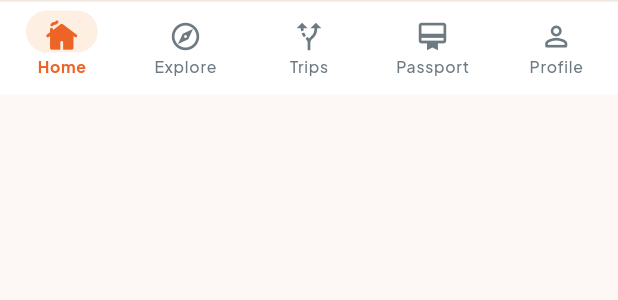
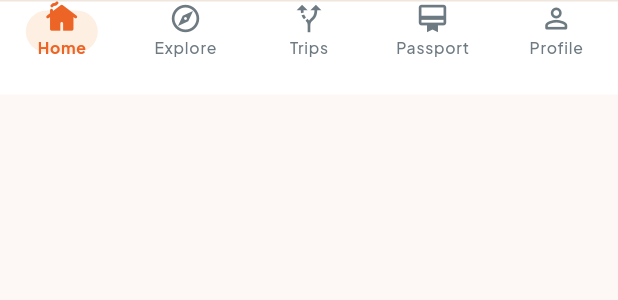
Before and after one commit to NaviiGo-ai/NaviiGoApp, a Flutter app: the _NavBottomBar widget shown alone on an empty page, opened directly with empty values, on a phone screen of 412 x 824 dp. Shown: the top 300 px of the screen. Run offline on Flutter 3.47's test engine with Material 3 defaults, Android fonts, the phone set to English and light mode, and no system bars; our stand-ins replace cloud_firestore, firebase_auth, firebase_core, flutter_animate, flutter_riverpod, flutter_screenutil and 5 more; accounts and stored records are empty; generated files the repository leaves out were written again.

Commit message:
fix(nav): prevent web bottom bar layout overflow
- Clamp collapse value to [0,1] in both _NavBottomBar and _NavItem to
  guard against transient out-of-range provider values during route
  transitions on Flutter Web.
- Raise collapsed nav height from 50->54 px so the icon alone always
  has comfortable layout room and never squeezes near zero.
- Replace bare AnimatedOpacity on the label with ClipRect+Align
  (heightFactor: 1-collapse) so the label physically releases layout
  height as the bar compacts. Opacity alone hid pixels but still
  occupied vertical space, causing the 76px RenderFlex overflow.
- Add LayoutBuilder guard in _NavItem: if maxWidth<24 or maxHeight<24
  (transient pathological Flutter Web constraints), render SizedBox.shrink
  instead of laying out the full Column, preventing a second overflow
  vector during browser-resize frames.

```diff
--- a/lib/features/navigation/presentation/nav_hub_page.dart
+++ b/lib/features/navigation/presentation/nav_hub_page.dart
@@ -217,7 +217,12 @@
 
   @override
   Widget build(BuildContext context) {
-    final double height = lerpDouble(62, 50, collapse);
+    // Clamp before arithmetic so transient out-of-range provider values
+    // (e.g. from rapid route changes) never produce pathological heights.
+    final double safeCollapse = collapse.clamp(0.0, 1.0);
+    // Expanded: 62 px — enough for icon + label.
+    // Collapsed: 54 px — enough for icon only, never squeezes to zero.
+    final double height = lerpDouble(62, 54, safeCollapse);
 
     return Container(
       decoration: const BoxDecoration(
@@ -264,7 +269,9 @@
                             _NavItem(
                               destination: _destinations[i],
                               isSelected: i == currentIndex,
-                              collapse: collapse,
+                              // Pass the already-clamped value so _NavItem
+                              // never receives values outside [0, 1].
+                              collapse: safeCollapse,
                             ),
                         ],
                       ),
@@ -296,6 +303,9 @@
 
   @override
   Widget build(BuildContext context) {
+    // collapse is already clamped by _NavBottomBar before being passed here,
+    // but guard again in case _NavItem is ever instantiated directly.
+    final double safeCollapse = collapse.clamp(0.0, 1.0);
     final Color color = isSelected
         ? AppColors.primary
         : AppColors.textSecondary;
@@ -315,8 +325,18 @@
           },
           splashColor: Colors.transparent,
           highlightColor: Colors.transparent,
-          child: Column(
+          child: LayoutBuilder(
+            builder: (context, constraints) {
+              // Flutter Web can briefly deliver pathologically small constraints
+              // during route/browser-resize transitions. Bail out gracefully
+              // instead of building an unconstrained Column that overflows.
+              if (constraints.maxWidth < 24 || constraints.maxHeight < 24) {
+                return const SizedBox.shrink();
+              }
+
+              return Column(
                 mainAxisAlignment: MainAxisAlignment.center,
+                mainAxisSize: MainAxisSize.min,
                 children: [
                   AnimatedScale(
                     scale: isSelected ? NavMotion.navIconScale : 1.0,
@@ -328,15 +348,25 @@
                       size: 22,
                     ),
                   ),
-              // Label recedes as chrome compacts and returns on scroll-up.
-              AnimatedOpacity(
-                opacity: (1.0 - collapse).clamp(0.0, 1.0),
+                  // Label physically relinquishes layout height as nav collapses.
+                  // ClipRect + Align(heightFactor) shrinks the bounding box to
+                  // zero, so the Column stops allocating vertical space for the
+                  // label even before opacity reaches 0. Opacity alone is NOT
+                  // sufficient — it hides pixels but does not release height.
+                  ClipRect(
+                    child: Align(
+                      alignment: Alignment.topCenter,
+                      heightFactor: 1.0 - safeCollapse,
+                      child: AnimatedOpacity(
+                        opacity: 1.0 - safeCollapse,
                         duration: NavReduce.duration(context, NavMotion.fast),
                         child: AnimatedDefaultTextStyle(
                           duration: NavReduce.duration(context, NavMotion.fast),
                           curve: NavMotion.response,
                           style: AppTypography.micro(color: color).copyWith(
-                    fontWeight: isSelected ? FontWeight.w700 : FontWeight.w500,
+                            fontWeight: isSelected
+                                ? FontWeight.w700
+                                : FontWeight.w500,
                             fontSize: 10.5,
                           ),
                           child: Padding(
@@ -345,7 +375,11 @@
                           ),
                         ),
                       ),
+                    ),
+                  ),
                 ],
+              );
+            },
           ),
         ),
       ),
```
Lines whose indentation alone changed are shown as unchanged.
